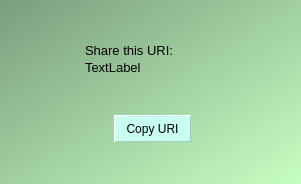
Above: CLIENT/GUI/ui/gui_uri.ui from GiuliCler/GIMPteam before the change. Below: the same form after it.
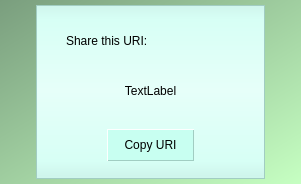
That is the form after the change.

```diff
--- a/CLIENT/GUI/ui/gui_uri.ui
+++ b/CLIENT/GUI/ui/gui_uri.ui
@@ -17,13 +17,20 @@
    <string notr="true">QDialog{
 	background-color: qlineargradient(spread:pad, x1:0, y1:0, x2:1, y2:1, stop:0 rgba(122, 158, 126, 255), stop:1 rgba(198, 255, 194, 255));
 }
-/*QWidget#opendocTab,QWidget#newdocTab{
+
+QWidget#backgroundWidget{
 	background-color: qlineargradient(spread:reflect, x1:0.5, y1:0, x2:0.5, y2:0.49, stop:0 rgba(207, 245, 236, 255), stop:0.17 rgba(215, 255, 245, 255), stop:1 rgba(230, 255, 249, 255));
-}*/
+	border-width: 1px;
+	border-style: solid;
+	border-color: hsv(165, 55, 205);
+}
 
 QPushButton {
-	height: 25px;
-	width: 75px;
+	min-height: 20px;
+	min-width: 65px;
+	padding: 5px;	
+	padding-left: 10px;
+	padding-right: 10px;
     background-color: hsv(165, 55, 255);
     border-width: 1px;
 	border-style: outset;
@@ -41,21 +48,27 @@
 	background-color: hsv(165, 55, 220);
 }</string>
   </property>
-  <layout class="QGridLayout" name="gridLayout">
-   <item row="0" column="1">
-    <spacer name="verticalSpacer">
+  <layout class="QGridLayout" name="gridLayout" columnstretch="1,9,1">
+   <property name="topMargin">
+    <number>5</number>
+   </property>
+   <property name="bottomMargin">
+    <number>5</number>
+   </property>
+   <item row="0" column="2">
+    <spacer name="horizontalSpacer_2">
      <property name="orientation">
-      <enum>Qt::Vertical</enum>
+      <enum>Qt::Horizontal</enum>
      </property>
      <property name="sizeHint" stdset="0">
       <size>
-       <width>20</width>
-       <height>84</height>
+       <width>89</width>
+       <height>20</height>
       </size>
      </property>
     </spacer>
    </item>
-   <item row="1" column="0">
+   <item row="0" column="0">
     <spacer name="horizontalSpacer">
      <property name="orientation">
       <enum>Qt::Horizontal</enum>
@@ -68,23 +81,31 @@
      </property>
     </spacer>
    </item>
-   <item row="1" column="1">
-    <layout class="QVBoxLayout" name="verticalLayout_2">
+   <item row="0" column="1">
+    <widget class="QWidget" name="backgroundWidget" native="true">
+     <layout class="QVBoxLayout" name="verticalLayout_3">
      <property name="spacing">
-      <number>40</number>
+       <number>25</number>
+      </property>
+      <property name="leftMargin">
+       <number>30</number>
+      </property>
+      <property name="topMargin">
+       <number>23</number>
+      </property>
+      <property name="rightMargin">
+       <number>30</number>
+      </property>
+      <property name="bottomMargin">
+       <number>18</number>
      </property>
      <item>
       <layout class="QVBoxLayout" name="verticalLayout">
        <property name="spacing">
-        <number>2</number>
+         <number>25</number>
        </property>
        <item>
         <widget class="QLabel" name="label">
-         <property name="font">
-          <font>
-           <pointsize>10</pointsize>
-          </font>
-         </property>
          <property name="cursor">
           <cursorShape>IBeamCursor</cursorShape>
          </property>
@@ -98,17 +119,15 @@
        </item>
        <item>
         <widget class="QLabel" name="URILabel">
-         <property name="font">
-          <font>
-           <pointsize>10</pointsize>
-          </font>
-         </property>
          <property name="cursor">
           <cursorShape>IBeamCursor</cursorShape>
          </property>
          <property name="text">
           <string>TextLabel</string>
          </property>
+          <property name="alignment">
+           <set>Qt::AlignCenter</set>
+          </property>
          <property name="textInteractionFlags">
           <set>Qt::LinksAccessibleByMouse|Qt::TextSelectableByMouse</set>
          </property>
@@ -154,32 +173,7 @@
       </layout>
      </item>
     </layout>
-   </item>
-   <item row="1" column="2">
-    <spacer name="horizontalSpacer_2">
-     <property name="orientation">
-      <enum>Qt::Horizontal</enum>
-     </property>
-     <property name="sizeHint" stdset="0">
-      <size>
-       <width>89</width>
-       <height>20</height>
-      </size>
-     </property>
-    </spacer>
-   </item>
-   <item row="2" column="1">
-    <spacer name="verticalSpacer_2">
-     <property name="orientation">
-      <enum>Qt::Vertical</enum>
-     </property>
-     <property name="sizeHint" stdset="0">
-      <size>
-       <width>20</width>
-       <height>83</height>
-      </size>
-     </property>
-    </spacer>
+    </widget>
    </item>
   </layout>
  </widget>
```
Lines whose indentation alone changed are shown as unchanged.
